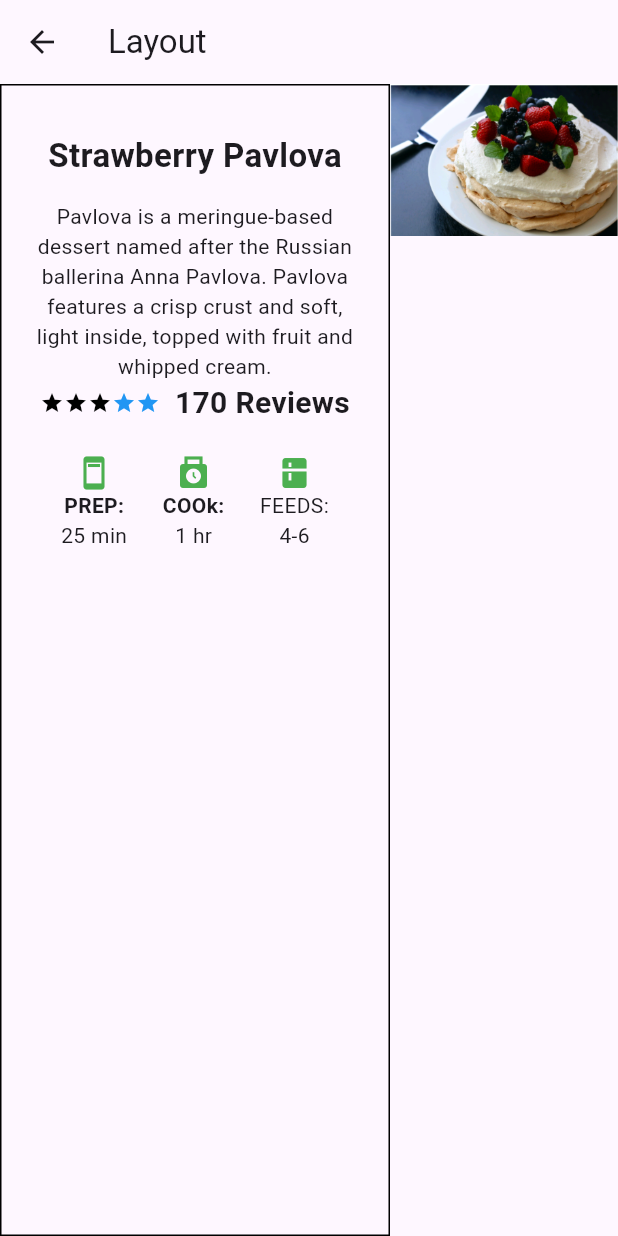
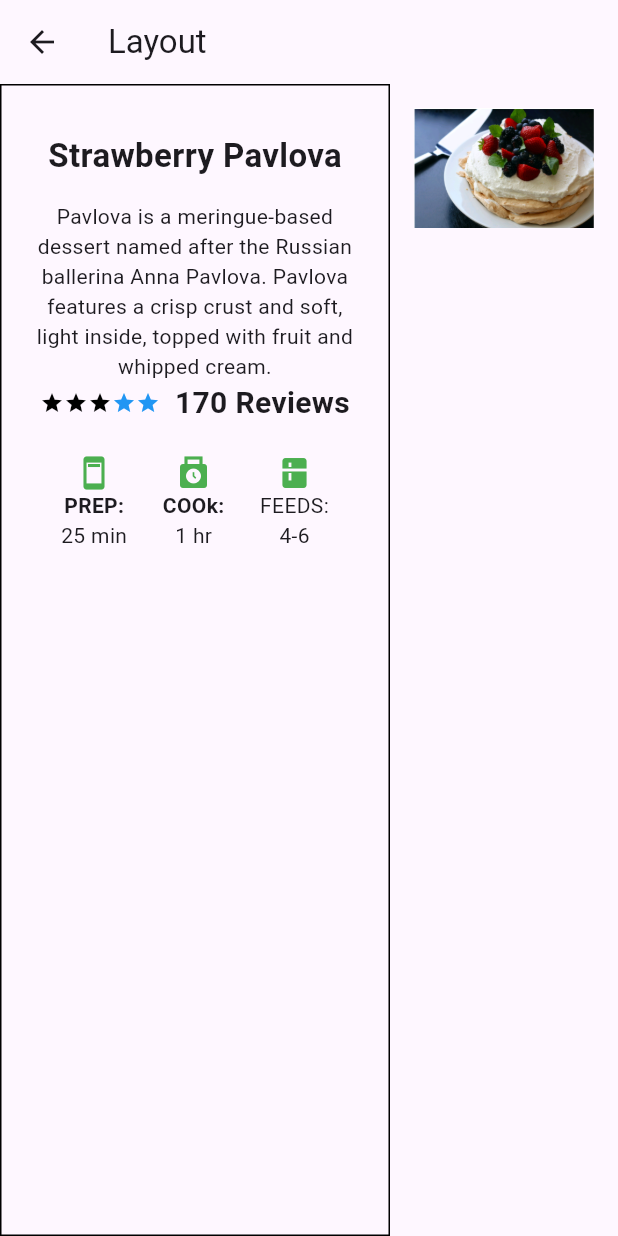
Before and after one commit to bulbul1008/assignment_02, a Flutter app: the screen it shows after launch, in the side drawer, after a tap on "Layout Practice", on a phone screen of 412 x 824 dp. Run offline on Flutter 3.47's test engine with Material 3 defaults, Android fonts, the phone set to English and light mode, and no system bars.

Commit message:
Layout Builder build

```diff
--- a/lib/Pages/custom_card.dart
+++ b/lib/Pages/custom_card.dart
@@ -7,11 +7,34 @@ class LayoutPractice extends StatelessWidget {
   Widget build(BuildContext context) {
     return Scaffold(
       appBar: AppBar(title: const Text("Layout")),
-      body: Row(
+      body: LayoutBuilder(
+        builder: (BuildContext context, BoxConstraints constraints) {
+          if (constraints.maxWidth > 600) {
+            return Row(
               crossAxisAlignment: CrossAxisAlignment.start,
+              children: [
+               Expanded(child: _leftPart()),
+                //Expanded(child: _rightPart()),
+                _rightPart(),
+              ],
+            );
+          } else {
+            return Row(
+              crossAxisAlignment: CrossAxisAlignment.start,
+              children: [
+                _leftPart(),
+                Expanded(child: _rightPart()),
+              ],
+            );
+          }
+        },
+      ),
+    );
+  }
+}
 
-        children: [
-          Container(
+Widget _leftPart() {
+  return Container(
     width: 260,
     padding: const EdgeInsets.all(16),
     decoration: BoxDecoration(border: Border.all(color: Colors.black)),
@@ -19,7 +42,7 @@ class LayoutPractice extends StatelessWidget {
       children: [
         Container(
           padding: EdgeInsets.all(15),
-                  // alignment: Alignment.center,
+           alignment: Alignment.center,
           child: const Text(
             "Strawberry Pavlova",
             style: TextStyle(fontSize: 22, fontWeight: FontWeight.bold),
@@ -28,19 +51,16 @@ class LayoutPractice extends StatelessWidget {
         const Text(
           "Pavlova is a meringue-based dessert named after the Russian ballerina Anna Pavlova. "
           "Pavlova features a crisp crust and soft, light inside, topped with fruit and whipped cream.",
-                  textAlign:TextAlign.center,
+          textAlign: TextAlign.center,
           style: TextStyle(fontSize: 14),
         ),
         Row(
           mainAxisAlignment: MainAxisAlignment.spaceEvenly,
           children: [
-                    RatingStarGroup(rating: 3,),
+            RatingStarGroup(rating: 3),
             const Text(
               "170 Reviews",
-                      style: TextStyle(
-                        fontWeight: FontWeight.bold,
-                        fontSize: 20,
-                      ),
+              style: TextStyle(fontWeight: FontWeight.bold, fontSize: 20),
             ),
           ],
         ),
@@ -51,20 +71,14 @@ class LayoutPractice extends StatelessWidget {
             Column(
               children: [
                 Icon(Icons.ad_units, color: Colors.green),
-                        Text(
-                          "PREP:",
-                          style: TextStyle(fontWeight: FontWeight.bold),
-                        ),
+                Text("PREP:", style: TextStyle(fontWeight: FontWeight.bold)),
                 Text("25 min"),
               ],
             ),
             Column(
               children: [
                 Icon(Icons.punch_clock, color: Colors.green),
-                        Text(
-                          "COOk:",
-                          style: TextStyle(fontWeight: FontWeight.bold),
-                        ),
+                Text("COOk:", style: TextStyle(fontWeight: FontWeight.bold)),
                 Text('1 hr'),
               ],
             ),
@@ -79,36 +93,37 @@ class LayoutPractice extends StatelessWidget {
         ),
       ],
     ),
-          ),
+  );
+}
 
-          Flexible(child: Image.asset('assets/images/img.png')),
-        ],
+Widget _rightPart() {
+  return Padding(
+    padding: const EdgeInsets.all(16),
+    child: Image.asset(
+      'assets/images/img.png',
     ),
   );
-  }
 }
 
 class RatingStarGroup extends StatelessWidget {
   final int rating;
+
   const RatingStarGroup({super.key, required this.rating});
 
   @override
   Widget build(BuildContext context) {
-    return Row(
-      children:
-        getStars(),
-    );
+    return Row(children: getStars());
   }
 
-  List<Widget> getStars(){
+  List<Widget> getStars() {
     List<Widget> stars = [];
     int i = 0;
-    for(i = 0; i<rating; i++){
-      stars.add(Icon(Icons.star, color: Colors.black,size: 16,));
+    for (i = 0; i < rating; i++) {
+      stars.add(Icon(Icons.star, color: Colors.black, size: 16));
     }
 
-    for( ;i<5;i++){
-      stars.add(Icon(Icons.star, color: Colors.blue,size: 16,));
+    for (; i < 5; i++) {
+      stars.add(Icon(Icons.star, color: Colors.blue, size: 16));
     }
     return stars;
   }
```
Lines whose indentation alone changed are shown as unchanged.
